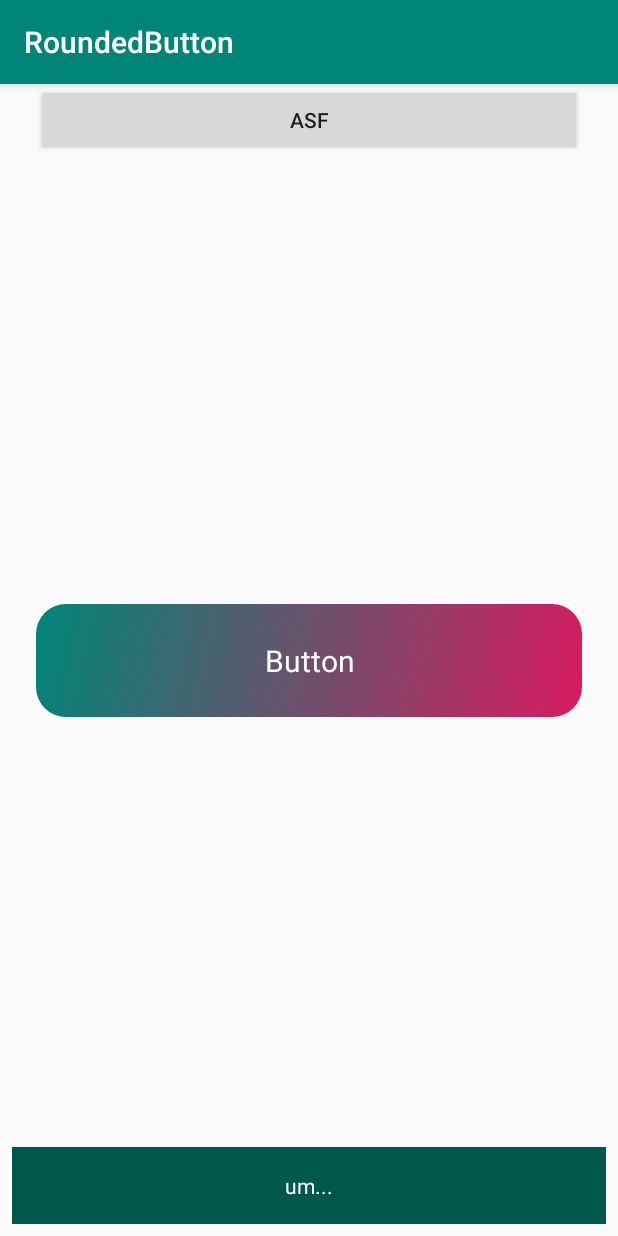
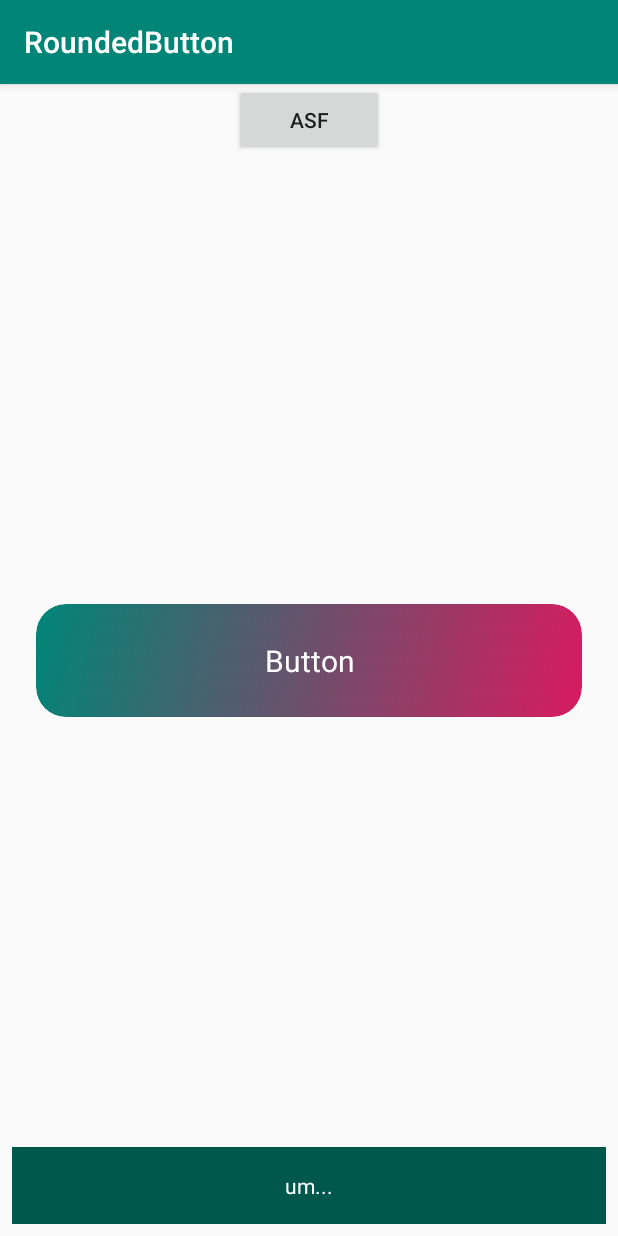
Before and after one commit to sabujak-sabujak/RoundedButton, an Android app: the screen it shows after launch (MainActivity), on a phone screen of 412 x 824 dp. Run offline under Robolectric (Android 15) with nearby library versions, the phone set to English and light mode, and no system bars.

Commit message:
fix (RoundedButtton) : fix ripple effect

```diff
--- a/app/src/main/res/layout/activity_main.xml
+++ b/app/src/main/res/layout/activity_main.xml
@@ -48,10 +48,11 @@
 
     <android.support.v7.widget.AppCompatButton
         android:id="@+id/appCompatButton"
-        android:layout_width="match_parent"
+        android:layout_width="100dp"
         android:layout_height="wrap_content"
         android:layout_margin="24dp"
         android:text="asf"
-        tools:layout_editor_absoluteX="24dp" />
+        app:layout_constraintEnd_toEndOf="parent"
+        app:layout_constraintStart_toStartOf="parent" />
 
 </android.support.constraint.ConstraintLayout>
--- a/app/src/main/res/values/styles.xml
+++ b/app/src/main/res/values/styles.xml
@@ -6,7 +6,7 @@
         <item name="colorPrimary">@color/colorPrimary</item>
         <item name="colorPrimaryDark">@color/colorPrimaryDark</item>
         <item name="colorAccent">@color/colorAccent</item>
-
+        <item name="colorControlHighlight">#ffffff</item>
     </style>
 
 </resources>
--- a/build.gradle
+++ b/build.gradle
@@ -8,7 +8,7 @@ buildscript {
 
     }
     dependencies {
-        classpath 'com.android.tools.build:gradle:3.3.0-rc03'
+        classpath 'com.android.tools.build:gradle:3.3.0'
         classpath "org.jetbrains.kotlin:kotlin-gradle-plugin:$kotlin_version"
         // NOTE: Do not place your application dependencies here; they belong
         // in the individual module build.gradle files
--- a/roundedbutton/src/main/java/life/sabujak/roundedbutton/RoundedButton.kt
+++ b/roundedbutton/src/main/java/life/sabujak/roundedbutton/RoundedButton.kt
@@ -1,17 +1,17 @@
 package life.sabujak.roundedbutton
 
-import android.animation.Animator
-import android.animation.AnimatorListenerAdapter
 import android.animation.AnimatorSet
 import android.animation.ObjectAnimator
 import android.content.Context
 import android.graphics.*
+import android.os.Build
 import android.support.v4.content.ContextCompat
 import android.support.v7.widget.AppCompatTextView
 import android.util.AttributeSet
 import android.util.Property
 import android.view.MotionEvent
 import android.view.MotionEvent.*
+import android.view.View
 import android.view.animation.AccelerateInterpolator
 import android.view.animation.DecelerateInterpolator
 
@@ -36,16 +36,31 @@ class RoundedButton(context: Context?, attrs: AttributeSet?) : AppCompatTextView
     private val fadeAnimator: AnimatorSet = AnimatorSet()
     private val hoverAnimator: AnimatorSet = AnimatorSet()
 
+    private var rippleColor: Int
     private var rippleRadius = 0f
     private var rippleAlpha = 100
 
+    private val mPath = Path()
+
+
     private var radiusProperty = object : Property<RoundedButton, Float>(Float::class.java, "radius") {
         override fun get(button: RoundedButton?): Float {
-            return getRadius()
+            return getRippleRadius()
         }
 
         override fun set(button: RoundedButton?, value: Float?) {
-            setRadius(value ?: 0f)
+            setRippleRadius(value ?: 0f)
+        }
+    }
+
+
+    private var circleAlphaProperty = object : Property<RoundedButton, Int>(Int::class.java, "rippleAlpha") {
+        override fun get(button: RoundedButton?): Int? {
+            return getRippleAlpha()
+        }
+
+        override fun set(button: RoundedButton?, value: Int?) {
+            setRippleAlpha(value ?: 100)
         }
     }
 
@@ -57,8 +72,10 @@ class RoundedButton(context: Context?, attrs: AttributeSet?) : AppCompatTextView
 
         buttonCornerRadius = styledAttrs.getDimension(R.styleable.RoundedButton_buttonCornerRadius, 0f)
         buttonBackgroundColor = styledAttrs
-                .getColor(R.styleable.RoundedButton_buttonColor,
-                        ContextCompat.getColor(getContext(), R.color.colorDefault))
+                .getColor(
+                        R.styleable.RoundedButton_buttonColor,
+                        ContextCompat.getColor(getContext(), R.color.colorDefault)
+                )
 
         buttonGradientStartColor = styledAttrs
                 .getColor(R.styleable.RoundedButton_buttonGradientStartColor, -1)
@@ -66,11 +83,15 @@ class RoundedButton(context: Context?, attrs: AttributeSet?) : AppCompatTextView
         buttonGradientEndColor = styledAttrs
                 .getColor(R.styleable.RoundedButton_buttonGradientEndColor, -1)
 
-        setPaint()
+        //ripple
+        rippleColor = styledAttrs.getColor(R.styleable.RoundedButton_buttonRippleColor,
+                Color.RED)
+        rippleAlpha = styledAttrs.getInt(R.styleable.RoundedButton_buttonRippleAlpha, 100)
 
-        //ripple
-        ripplePaint.color = Color.parseColor("#ffffff")
-        ripplePaint.alpha = rippleAlpha
+        initPaint()
+        initRipplePaint()
+
+        setLayerType()
     }
 
     override fun onSizeChanged(w: Int, h: Int, oldw: Int, oldh: Int) {
@@ -78,7 +99,8 @@ class RoundedButton(context: Context?, attrs: AttributeSet?) : AppCompatTextView
         if (w > 0
                 && h > 0
                 && buttonGradientStartColor != -1
-                && buttonGradientEndColor != -1)
+                && buttonGradientEndColor != -1
+        )
             setGradient(w.toFloat(), h.toFloat())
     }
 
@@ -86,21 +108,21 @@ class RoundedButton(context: Context?, attrs: AttributeSet?) : AppCompatTextView
         canvas ?: return
 
         val offset = 0f
-        val radius = buttonCornerRadius
+        var radius = buttonCornerRadius
 
         rectF.set(offset, offset, width.toFloat() - offset, height.toFloat() - offset)
+
+        mPath.rewind()
+        mPath.addRoundRect(rectF, buttonCornerRadius,
+                buttonCornerRadius, Path.Direction.CCW)
+        canvas.clipPath(mPath)
+
         canvas.drawRoundRect(rectF, radius, radius, paint)
+
         super.onDraw(canvas)
 
-
         //ripple
-        canvas.drawCircle(currentCoords.x.toFloat(), currentCoords.y.toFloat(), getRadius(), ripplePaint)
-    }
-
-    private fun setPaint() {
-        paint.style = Paint.Style.FILL
-        paint.color = buttonBackgroundColor
-        paint.isAntiAlias = true
+        canvas.drawCircle(currentCoords.x.toFloat(), currentCoords.y.toFloat(), getRippleRadius(), ripplePaint)
     }
 
     override fun onTouchEvent(event: MotionEvent?): Boolean {
@@ -125,15 +147,23 @@ class RoundedButton(context: Context?, attrs: AttributeSet?) : AppCompatTextView
         return super.onTouchEvent(event)
     }
 
+
+    private fun initPaint() {
+        paint.style = Paint.Style.FILL
+        paint.color = buttonBackgroundColor
+        paint.isAntiAlias = true
+    }
+
+    private fun initRipplePaint() {
+        ripplePaint.isAntiAlias = true
+        ripplePaint.color = rippleColor
+        ripplePaint.alpha = rippleAlpha
+    }
+
     private fun startRipple() {
         val endRadius = getEndRadius()
 
         cancelAllAnimations()
-
-        rippleAnimator.addListener(object : AnimatorListenerAdapter() {
-            override fun onAnimationEnd(animation: Animator) {
-            }
-        })
 
         val ripple = ObjectAnimator.ofFloat(this, radiusProperty, rippleRadius, endRadius)
         ripple.duration = 200
@@ -149,7 +179,7 @@ class RoundedButton(context: Context?, attrs: AttributeSet?) : AppCompatTextView
         val endRadius = getEndRadius()
         cancelAllAnimations()
 
-        setRadius(0f)
+        setRippleRadius(0f)
         setRippleAlpha(100)
 
         val ripple = ObjectAnimator.ofFloat(this, radiusProperty, rippleRadius, endRadius)
@@ -160,39 +190,26 @@ class RoundedButton(context: Context?, attrs: AttributeSet?) : AppCompatTextView
         hoverAnimator.start()
     }
 
-    private fun getRadius(): Float {
+    private fun getRippleRadius(): Float {
         return rippleRadius
     }
 
-    fun setRadius(radius: Float) {
+    private fun setRippleRadius(radius: Float) {
         this.rippleRadius = radius
         invalidate()
     }
 
-    private var circleAlphaProperty = object : Property<RoundedButton, Int>(Int::class.java, "rippleAlpha") {
-        override fun get(`object`: RoundedButton): Int? {
-            return `object`.getRippleAlpha()
-        }
-
-        override fun set(`object`: RoundedButton, value: Int?) {
-            `object`.setRippleAlpha(value!!)
-        }
-    }
-
-    fun getRippleAlpha(): Int {
+    private fun getRippleAlpha(): Int {
         return ripplePaint.alpha
     }
 
-    fun setRippleAlpha(rippleAlpha: Int) {
+    private fun setRippleAlpha(rippleAlpha: Int) {
         ripplePaint.alpha = rippleAlpha
         invalidate()
     }
 
 
     private fun getEndRadius(): Float {
-        val width = width
-        val height = height
-
         val halfWidth = width / 2
         val halfHeight = height / 2
 
@@ -226,6 +243,7 @@ class RoundedButton(context: Context?, attrs: AttributeSet?) : AppCompatTextView
                 buttonGradientEndColor,
                 Shader.TileMode.REPEAT
         )
+
         invalidate()
     }
 
@@ -237,4 +255,15 @@ class RoundedButton(context: Context?, attrs: AttributeSet?) : AppCompatTextView
 
         fadeAnimator.cancel()
     }
+
+    private fun setLayerType() {
+        if (Build.VERSION.SDK_INT <= Build.VERSION_CODES.KITKAT) {
+            // looks like this is happening in some devices with lollipop and kitkat
+            // trying to fix https://github.com/lifesum/bugs/issues/7040
+            setLayerType(View.LAYER_TYPE_SOFTWARE, null)
+        } else {
+            setLayerType(View.LAYER_TYPE_HARDWARE, null)
+        }
+    }
+
 }
```
